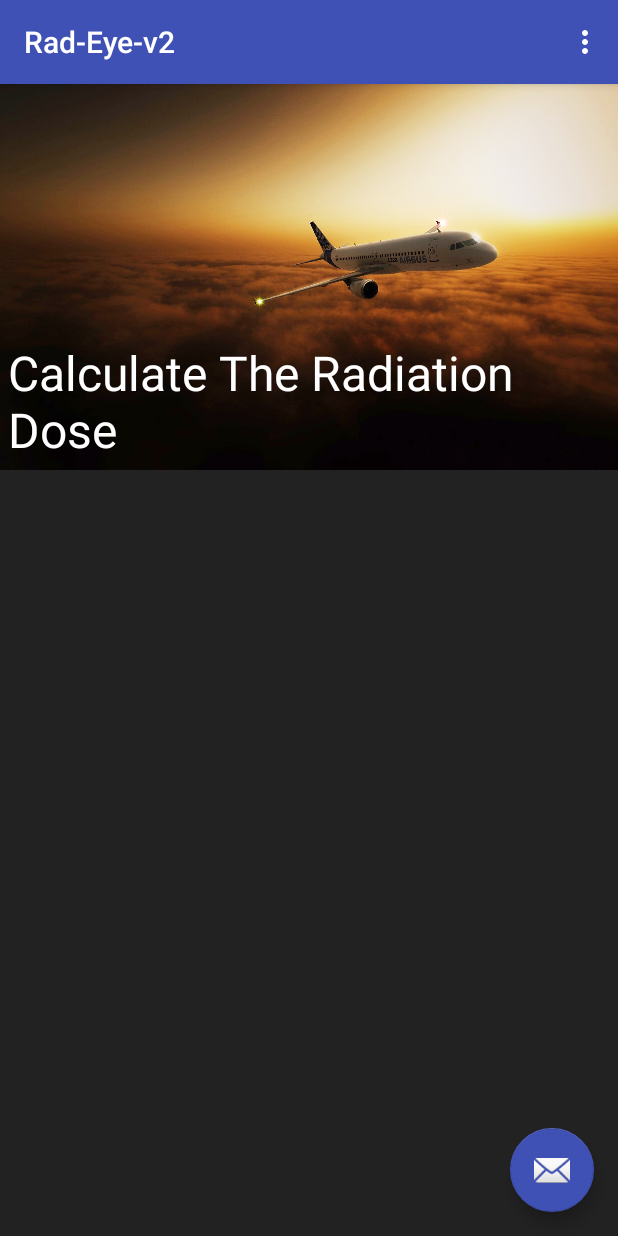
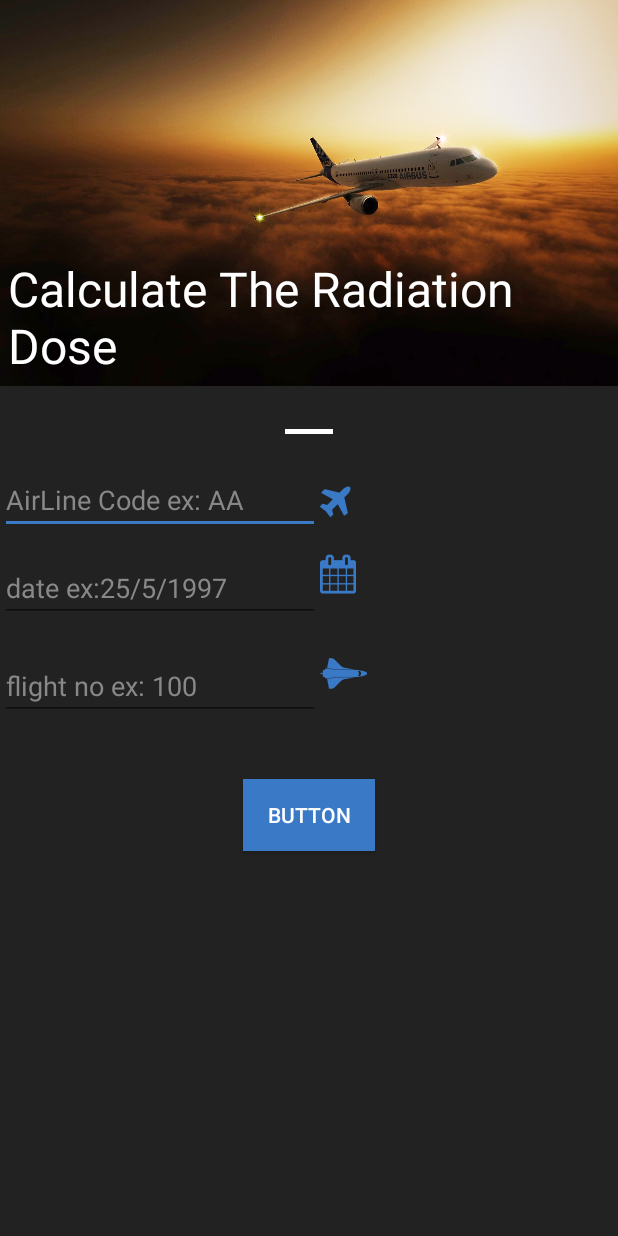
Before and after one commit to k-sae/Rad-Eye-v2, an Android app: the screen it shows after launch (MainActivity), on a phone screen of 412 x 824 dp. Run offline under Robolectric (Android 15) with nearby library versions, the phone set to English and light mode, and no system bars.

Commit message:
add basic layout

```diff
--- a/app/build.gradle
+++ b/app/build.gradle
@@ -27,5 +27,6 @@ dependencies {
     compile 'com.android.support:appcompat-v7:25.2.0'
     compile 'com.android.support.constraint:constraint-layout:1.0.1'
     compile 'com.android.support:design:25.2.0'
+    compile 'com.android.support:support-v4:25.2.0'
     testCompile 'junit:junit:4.12'
 }
--- a/app/src/main/java/com/p4f/kareem/rad_eye_v2/Adapters/FragmentAdapter.java
+++ b/app/src/main/java/com/p4f/kareem/rad_eye_v2/Adapters/FragmentAdapter.java
@@ -1,8 +1,37 @@
 package com.p4f.kareem.rad_eye_v2.Adapters;
+
+import android.support.v4.app.Fragment;
+import android.support.v4.app.FragmentManager;
+import android.support.v4.app.FragmentPagerAdapter;
+
+import java.util.ArrayList;
 
 /**
  * Created by kareem on 28/04/17.
  */
 
-public class FragmentAdapter {
+public class FragmentAdapter extends FragmentPagerAdapter {
+    private ArrayList<Fragment> fragments;
+    public FragmentAdapter(FragmentManager fm) {
+        super(fm);
+        fragments = new ArrayList<>();
+    }
+
+    @Override
+    public Fragment getItem(int position) {
+        return fragments.get(position);
+    }
+
+    @Override
+    public int getCount() {
+        return fragments.size();
+    }
+
+    public ArrayList<Fragment> getFragments() {
+        return fragments;
+    }
+
+    public void setFragments(ArrayList<Fragment> fragments) {
+        this.fragments = fragments;
+    }
 }
--- /dev/null
+++ b/app/src/main/java/com/p4f/kareem/rad_eye_v2/FlightStatusByDate.java
@@ -0,0 +1,29 @@
+package com.p4f.kareem.rad_eye_v2;
+
+
+import android.os.Bundle;
+import android.support.v4.app.Fragment;
+import android.view.LayoutInflater;
+import android.view.View;
+import android.view.ViewGroup;
+
+
+/**
+ * A simple {@link Fragment} subclass.
+ */
+public class FlightStatusByDate extends Fragment {
+
+
+    public FlightStatusByDate() {
+        // Required empty public constructor
+    }
+
+
+    @Override
+    public View onCreateView(LayoutInflater inflater, ViewGroup container,
+                             Bundle savedInstanceState) {
+        // Inflate the layout for this fragment
+        return inflater.inflate(R.layout.fragment_flight_status_by_date, container, false);
+    }
+
+}
--- /dev/null
+++ b/app/src/main/java/com/p4f/kareem/rad_eye_v2/FontAwesome.java
@@ -0,0 +1,36 @@
+package com.p4f.kareem.rad_eye_v2;
+
+import android.annotation.SuppressLint;
+import android.content.Context;
+import android.graphics.Typeface;
+import android.util.AttributeSet;
+import android.widget.EditText;
+import android.widget.TextView;
+
+/**
+ * Created by kareem on 28/04/17.
+ */
+
+@SuppressLint("AppCompatCustomView")
+public class FontAwesome extends TextView {
+    public FontAwesome(Context context, AttributeSet attrs, int defStyle) {
+        super(context, attrs, defStyle);
+        init();
+    }
+
+    public FontAwesome(Context context, AttributeSet attrs) {
+        super(context, attrs);
+        init();
+    }
+
+    public FontAwesome(Context context) {
+        super(context);
+        init();
+    }
+
+    private void init() {
+        Typeface tf = Typeface.createFromAsset(getContext().getAssets(),
+                "fontawesome-webfont.ttf");
+        setTypeface(tf);
+    }
+}
--- a/app/src/main/java/com/p4f/kareem/rad_eye_v2/MainActivity.java
+++ b/app/src/main/java/com/p4f/kareem/rad_eye_v2/MainActivity.java
@@ -15,17 +15,17 @@ public class MainActivity extends AppCompatActivity {
     protected void onCreate(Bundle savedInstanceState) {
         super.onCreate(savedInstanceState);
         setContentView(R.layout.activity_main);
-        Toolbar toolbar = (Toolbar) findViewById(R.id.toolbar);
-        setSupportActionBar(toolbar);
-
-        FloatingActionButton fab = (FloatingActionButton) findViewById(R.id.fab);
-        fab.setOnClickListener(new View.OnClickListener() {
-            @Override
-            public void onClick(View view) {
-                Snackbar.make(view, "Replace with your own action", Snackbar.LENGTH_LONG)
-                        .setAction("Action", null).show();
-            }
-        });
+//        Toolbar toolbar = (Toolbar) findViewById(R.id.toolbar);
+//        setSupportActionBar(toolbar);
+//
+//        FloatingActionButton fab = (FloatingActionButton) findViewById(R.id.fab);
+//        fab.setOnClickListener(new View.OnClickListener() {
+//            @Override
+//            public void onClick(View view) {
+//                Snackbar.make(view, "Replace with your own action", Snackbar.LENGTH_LONG)
+//                        .setAction("Action", null).show();
+//            }
+//        });
     }
 
     @Override
--- a/app/src/main/java/com/p4f/kareem/rad_eye_v2/MainActivityFragment.java
+++ b/app/src/main/java/com/p4f/kareem/rad_eye_v2/MainActivityFragment.java
@@ -2,9 +2,12 @@ package com.p4f.kareem.rad_eye_v2;
 
 import android.support.v4.app.Fragment;
 import android.os.Bundle;
+import android.support.v4.view.ViewPager;
 import android.view.LayoutInflater;
 import android.view.View;
 import android.view.ViewGroup;
+
+import com.p4f.kareem.rad_eye_v2.Adapters.FragmentAdapter;
 
 /**
  * A placeholder fragment containing a simple view.
@@ -17,6 +20,11 @@ public class MainActivityFragment extends Fragment {
     @Override
     public View onCreateView(LayoutInflater inflater, ViewGroup container,
                              Bundle savedInstanceState) {
-        return inflater.inflate(R.layout.fragment_main, container, false);
+        FragmentAdapter fragmentAdapter = new FragmentAdapter(getFragmentManager());
+        View view = inflater.inflate(R.layout.fragment_main, container, false);
+        ViewPager viewPager = (ViewPager) view.findViewById(R.id.mainViewPager);
+        fragmentAdapter.getFragments().add(new FlightStatusByDate());
+        viewPager.setAdapter(fragmentAdapter);
+        return view;
     }
 }
--- /dev/null
+++ b/app/src/main/java/com/p4f/kareem/rad_eye_v2/WrapContentViewPager.java
@@ -0,0 +1,58 @@
+package com.p4f.kareem.rad_eye_v2;
+
+import android.content.Context;
+import android.support.v4.view.ViewPager;
+import android.util.AttributeSet;
+import android.view.View;
+
+/**
+ * Created by kareem on 28/04/17.
+ */
+public class WrapContentViewPager extends ViewPager {
+
+    private int mCurrentPagePosition = 0;
+
+    public WrapContentViewPager(Context context) {
+        super(context);
+        addOnPageChangeListener(new ViewPager.OnPageChangeListener() {
+            @Override
+            public void onPageScrolled(int position, float positionOffset, int positionOffsetPixels) {
+
+            }
+
+            @Override
+            public void onPageSelected(int position) {
+                reMeasureCurrentPage(getCurrentItem());
+            }
+
+            @Override
+            public void onPageScrollStateChanged(int state) {
+
+            }
+        });
+    }
+
+    public WrapContentViewPager(Context context, AttributeSet attrs) {
+        super(context, attrs);
+    }
+
+    @Override
+    protected void onMeasure(int widthMeasureSpec, int heightMeasureSpec) {
+        try {
+            View child = getChildAt(mCurrentPagePosition);
+            if (child != null) {
+                child.measure(widthMeasureSpec, MeasureSpec.makeMeasureSpec(0, MeasureSpec.UNSPECIFIED));
+                int h = child.getMeasuredHeight();
+                heightMeasureSpec = MeasureSpec.makeMeasureSpec(h, MeasureSpec.EXACTLY);
+            }
+        } catch (Exception e) {
+            e.printStackTrace();
+        }
+        super.onMeasure(widthMeasureSpec, heightMeasureSpec);
+    }
+
+    public void reMeasureCurrentPage(int position) {
+        mCurrentPagePosition = position;
+        requestLayout();
+    }
+}
--- a/app/src/main/res/layout/activity_main.xml
+++ b/app/src/main/res/layout/activity_main.xml
@@ -6,28 +6,28 @@
     android:layout_height="match_parent"
     tools:context="com.p4f.kareem.rad_eye_v2.MainActivity">
 
-    <android.support.design.widget.AppBarLayout
-        android:layout_width="match_parent"
-        android:layout_height="wrap_content"
-        android:theme="@style/AppTheme.AppBarOverlay">
+    <!--<android.support.design.widget.AppBarLayout-->
+        <!--android:layout_width="match_parent"-->
+        <!--android:layout_height="wrap_content"-->
+        <!--android:theme="@style/AppTheme.AppBarOverlay">-->
 
-        <android.support.v7.widget.Toolbar
-            android:id="@+id/toolbar"
-            android:layout_width="match_parent"
-            android:layout_height="?attr/actionBarSize"
-            android:background="?attr/colorPrimary"
-            app:popupTheme="@style/AppTheme.PopupOverlay" />
+        <!--<android.support.v7.widget.Toolbar-->
+            <!--android:id="@+id/toolbar"-->
+            <!--android:layout_width="match_parent"-->
+            <!--android:layout_height="?attr/actionBarSize"-->
+            <!--android:background="?attr/colorPrimary"-->
+            <!--app:popupTheme="@style/AppTheme.PopupOverlay" />-->
 
-    </android.support.design.widget.AppBarLayout>
+    <!--</android.support.design.widget.AppBarLayout>-->
 
     <include layout="@layout/content_main" />
 
-    <android.support.design.widget.FloatingActionButton
-        android:id="@+id/fab"
-        android:layout_width="wrap_content"
-        android:layout_height="wrap_content"
-        android:layout_gravity="bottom|end"
-        android:layout_margin="@dimen/fab_margin"
-        app:srcCompat="@android:drawable/ic_dialog_email" />
+    <!--<android.support.design.widget.FloatingActionButton-->
+        <!--android:id="@+id/fab"-->
+        <!--android:layout_width="wrap_content"-->
+        <!--android:layout_height="wrap_content"-->
+        <!--android:layout_gravity="bottom|end"-->
+        <!--android:layout_margin="@dimen/fab_margin"-->
+        <!--app:srcCompat="@android:drawable/ic_dialog_email" />-->
 
 </android.support.design.widget.CoordinatorLayout>
--- /dev/null
+++ b/app/src/main/res/layout/fragment_flight_status_by_date.xml
@@ -0,0 +1,94 @@
+<RelativeLayout xmlns:android="http://schemas.android.com/apk/res/android"
+    xmlns:tools="http://schemas.android.com/tools"
+    android:layout_width="match_parent"
+    android:layout_height="wrap_content"
+    tools:context="com.p4f.kareem.rad_eye_v2.FlightStatusByDate" android:background="@color/background">
+
+    <!-- TODO: Update blank fragment layout -->
+    <EditText
+        android:id="@+id/airline_EditText"
+        android:layout_width="wrap_content"
+        android:layout_height="wrap_content"
+        android:layout_marginTop="21dp"
+        android:ems="10"
+        android:inputType="textPersonName"
+        android:hint="@string/airline_code_ex_aa"
+        android:layout_alignParentTop="true"
+        android:layout_alignParentLeft="true"
+        android:layout_alignParentStart="true"
+        android:textColorHint="@color/placeHolderColor"
+        android:textColor="@color/colorForeground"
+        />
+    <com.p4f.kareem.rad_eye_v2.FontAwesome
+        android:id="@+id/textView2"
+        android:layout_width="wrap_content"
+        android:layout_height="wrap_content"
+        android:layout_alignTop="@+id/airline_EditText"
+        android:layout_marginTop="11dp"
+        android:layout_toEndOf="@+id/airline_EditText"
+        android:layout_toRightOf="@+id/airline_EditText"
+        android:text="@string/plane_icon"
+        android:textColor="@color/colorAccent"
+        android:textSize="26sp"
+        />
+    <EditText
+        android:id="@+id/date_editText"
+        android:layout_width="wrap_content"
+        android:layout_height="wrap_content"
+        android:layout_alignParentLeft="true"
+        android:layout_alignParentStart="true"
+        android:layout_below="@+id/airline_EditText"
+        android:layout_marginTop="13dp"
+        android:ems="10"
+        android:inputType="date"
+        android:textColorHint="@color/placeHolderColor"
+        android:hint="@string/date_ex_25_5_1997"
+        android:textColor="@color/colorForeground"/>
+    <com.p4f.kareem.rad_eye_v2.FontAwesome
+        android:id="@+id/textView3"
+        android:layout_width="wrap_content"
+        android:layout_height="wrap_content"
+        android:layout_alignTop="@+id/date_editText"
+        android:layout_toEndOf="@+id/date_editText"
+        android:text="@string/calender_icon"
+        android:textColor="@color/colorAccent"
+        android:textSize="26sp"
+        android:layout_toRightOf="@+id/date_editText" />
+
+    <Button
+        android:id="@+id/button"
+        android:layout_width="wrap_content"
+        android:layout_height="wrap_content"
+        android:layout_marginTop="39dp"
+        android:background="@color/colorAccent"
+        android:textColor="@color/colorForeground"
+        android:text="Button"
+        android:layout_below="@+id/editText"
+        android:layout_centerHorizontal="true" />
+
+    <EditText
+        android:id="@+id/editText"
+        android:layout_width="wrap_content"
+        android:layout_height="wrap_content"
+        android:layout_alignParentLeft="true"
+        android:layout_alignParentStart="true"
+        android:layout_below="@+id/date_editText"
+        android:layout_marginTop="20dp"
+        android:ems="10"
+        android:textColorHint="@color/placeHolderColor"
+        android:hint="@string/flight_no_ex_100"
+        android:textColor="@color/colorForeground" />
+
+    <com.p4f.kareem.rad_eye_v2.FontAwesome
+        android:id="@+id/textView4"
+        android:layout_width="wrap_content"
+        android:layout_height="wrap_content"
+        android:layout_alignTop="@+id/editText"
+        android:layout_toEndOf="@+id/editText"
+        android:layout_toRightOf="@+id/editText"
+        android:text="@string/flighing_plane_icon"
+        android:textColor="@color/colorAccent"
+        android:textSize="26sp"/>
+
+
+</RelativeLayout>
--- a/app/src/main/res/layout/fragment_main.xml
+++ b/app/src/main/res/layout/fragment_main.xml
@@ -7,9 +7,8 @@
     android:background="@color/background"
     tools:context="com.p4f.kareem.rad_eye_v2.MainActivityFragment"
     tools:showIn="@layout/activity_main">
-<ScrollView
-    android:layout_width="match_parent"
-    android:layout_height="match_parent">
+<ScrollView android:layout_height="match_parent"
+    android:layout_width="match_parent">
     <RelativeLayout
         android:layout_width="match_parent"
         android:layout_height="wrap_content">
@@ -33,10 +32,24 @@
             android:textSize="32sp"
             android:layout_margin="5dp"
             android:text="@string/calculate_the_radiation_dose" />
+        <!-- impossible to wrap content -_- -->
         <android.support.v4.view.ViewPager
             android:layout_width="match_parent"
-            android:layout_height="wrap_content"
-            android:id="@+id/mainViewPager"/>
+            android:layout_height="400dp"
+            android:background="@color/colorAccent"
+            android:layout_below="@+id/background"
+            android:id="@+id/mainViewPager">
+            <android.support.v4.view.PagerTabStrip
+                android:id="@+id/pager_title_strip"
+                android:layout_width="match_parent"
+                android:layout_height="wrap_content"
+                android:layout_gravity="top"
+                android:background="@color/backgroundSecondary"
+                android:textColor="#fff"
+                android:paddingTop="4dp"
+                android:paddingBottom="4dp" />
+
+        </android.support.v4.view.ViewPager>
     </RelativeLayout>
 </ScrollView>
 </android.support.constraint.ConstraintLayout>
--- a/app/src/main/res/values/colors.xml
+++ b/app/src/main/res/values/colors.xml
@@ -1,8 +1,10 @@
 <?xml version="1.0" encoding="utf-8"?>
 <resources>
-    <color name="colorPrimary">#3F51B5</color>
+    <color name="colorPrimary">#4360ff</color>
     <color name="colorPrimaryDark">#303F9F</color>
-    <color name="colorAccent">#3F51B5</color>
+    <color name="colorAccent">#3979c5</color>
     <color name="colorForeground">#fff</color>
+    <color name="placeHolderColor">#888</color>
     <color name="background">#222</color>
+    <color name="backgroundSecondary">#222</color>
 </resources>
--- a/app/src/main/res/values/strings.xml
+++ b/app/src/main/res/values/strings.xml
@@ -2,4 +2,13 @@
     <string name="app_name">Rad-Eye-v2</string>
     <string name="action_settings">Settings</string>
     <string name="calculate_the_radiation_dose">Calculate The Radiation Dose</string>
+
+    <!-- TODO: Remove or change this placeholder text -->
+    <string name="hello_blank_fragment">Hello blank fragment</string>
+    <string name="airline_code_ex_aa">AirLine Code ex: AA</string>
+    <string name="plane_icon"></string>
+    <string name="date_ex_25_5_1997">date ex:25/5/1997</string>
+    <string name="calender_icon"></string>
+    <string name="flight_no_ex_100">flight no ex: 100</string>
+    <string name="flighing_plane_icon"></string>
 </resources>
```
Also changed, not shown: app/src/main/assets/fontawesome-webfont.ttf (added).
